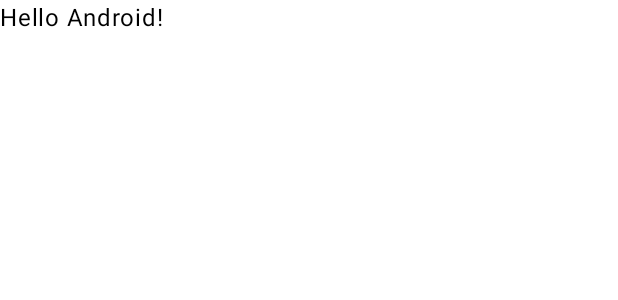
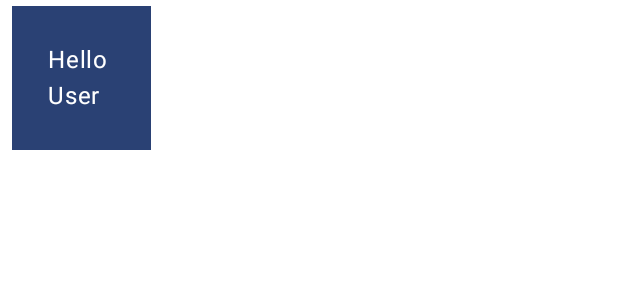
Before and after one commit to AlbertoCodex/desarrolloInterfaces, an Android app built with Jetpack Compose: the @Preview function GreetingPreview, on a phone screen of 412 x 824 dp. Shown: the top 300 px of the screen. Run offline under Robolectric (Android 15) with nearby library versions, the phone set to English and light mode, and no system bars.

Commit message:
Add column

```diff
--- a/ElevacionEstados/app/src/main/java/com/politecnico/elevacionestados/MainActivity.kt
+++ b/ElevacionEstados/app/src/main/java/com/politecnico/elevacionestados/MainActivity.kt
@@ -3,13 +3,16 @@ package com.politecnico.elevacionestados
 import android.os.Bundle
 import androidx.activity.ComponentActivity
 import androidx.activity.compose.setContent
+import androidx.compose.foundation.layout.Column
 import androidx.compose.foundation.layout.fillMaxSize
+import androidx.compose.foundation.layout.padding
 import androidx.compose.material3.MaterialTheme
 import androidx.compose.material3.Surface
 import androidx.compose.material3.Text
 import androidx.compose.runtime.Composable
 import androidx.compose.ui.Modifier
 import androidx.compose.ui.tooling.preview.Preview
+import androidx.compose.ui.unit.dp
 import com.politecnico.elevacionestados.ui.theme.ElevacionEstadosTheme
 
 class MainActivity : ComponentActivity() {
@@ -22,7 +25,7 @@ class MainActivity : ComponentActivity() {
                     modifier = Modifier.fillMaxSize(),
                     color = MaterialTheme.colorScheme.background
                 ) {
-                    Greeting("Android")
+                    MyApp()
                 }
             }
         }
@@ -31,16 +34,41 @@ class MainActivity : ComponentActivity() {
 
 @Composable
 fun Greeting(name: String, modifier: Modifier = Modifier) {
-    Text(
-        text = "Hello $name!",
-        modifier = modifier
-    )
+    Surface(color = MaterialTheme.colorScheme.primary,
+        modifier = modifier.padding(vertical = 4.dp, horizontal = 8.dp)
+    ) {
+        Column(modifier = modifier.padding(24.dp)) {
+            Text(text = "Hello ")
+            Text(text = name)
+        }
+    }
 }
 
 @Preview(showBackground = true)
 @Composable
 fun GreetingPreview() {
     ElevacionEstadosTheme {
-        Greeting("Android")
+        Greeting("User")
     }
 }
+
+@Composable
+fun MyApp(
+    modifier: Modifier = Modifier,
+    names: List<String> = listOf("World", "Compose")
+) {
+    Column(modifier = modifier.padding(vertical = 4.dp)) {
+        for (name in names) {
+            Greeting(name = name)
+        }
+    }
+}
+
+
+@Preview(showBackground = true)
+@Composable
+fun MyAppPreview() {
+    ElevacionEstadosTheme {
+        MyApp()
+    }
+}
```
